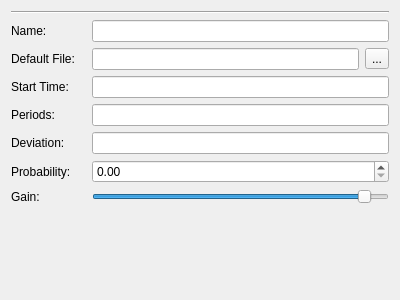
Before: the Qt Designer form src/pgta_composer/forms/PGTAPropertiesView.ui in PGTA/PGTAComposer, drawn with Qt 5.
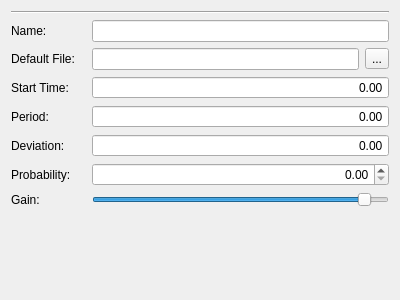
After: the same form once the commit is applied.

Commit message:
UI cleanup and some bounds checking
- Need to make sure bond checking is consistent with what the engine
requires

```diff
--- a/src/pgta_composer/forms/PGTAPropertiesView.ui
+++ b/src/pgta_composer/forms/PGTAPropertiesView.ui
@@ -107,7 +107,23 @@
            </widget>
           </item>
           <item>
-           <widget class="QLineEdit" name="EditStartTime"/>
+           <widget class="QDoubleSpinBox" name="EditStartTime">
+            <property name="sizePolicy">
+             <sizepolicy hsizetype="Expanding" vsizetype="Fixed">
+              <horstretch>0</horstretch>
+              <verstretch>0</verstretch>
+             </sizepolicy>
+            </property>
+            <property name="alignment">
+             <set>Qt::AlignRight|Qt::AlignTrailing|Qt::AlignVCenter</set>
+            </property>
+            <property name="buttonSymbols">
+             <enum>QAbstractSpinBox::NoButtons</enum>
+            </property>
+            <property name="maximum">
+             <double>100.000000000000000</double>
+            </property>
+           </widget>
           </item>
          </layout>
         </item>
@@ -122,12 +138,25 @@
              </size>
             </property>
             <property name="text">
-             <string>Periods:</string>
+             <string>Period:</string>
             </property>
            </widget>
           </item>
           <item>
-           <widget class="QLineEdit" name="EditPeriod"/>
+           <widget class="QDoubleSpinBox" name="EditPeriod">
+            <property name="sizePolicy">
+             <sizepolicy hsizetype="Expanding" vsizetype="Fixed">
+              <horstretch>0</horstretch>
+              <verstretch>0</verstretch>
+             </sizepolicy>
+            </property>
+            <property name="alignment">
+             <set>Qt::AlignRight|Qt::AlignTrailing|Qt::AlignVCenter</set>
+            </property>
+            <property name="buttonSymbols">
+             <enum>QAbstractSpinBox::NoButtons</enum>
+            </property>
+           </widget>
           </item>
          </layout>
         </item>
@@ -147,7 +176,20 @@
            </widget>
           </item>
           <item>
-           <widget class="QLineEdit" name="EditDeviation"/>
+           <widget class="QDoubleSpinBox" name="EditDeviation">
+            <property name="sizePolicy">
+             <sizepolicy hsizetype="Expanding" vsizetype="Fixed">
+              <horstretch>0</horstretch>
+              <verstretch>0</verstretch>
+             </sizepolicy>
+            </property>
+            <property name="alignment">
+             <set>Qt::AlignRight|Qt::AlignTrailing|Qt::AlignVCenter</set>
+            </property>
+            <property name="buttonSymbols">
+             <enum>QAbstractSpinBox::NoButtons</enum>
+            </property>
+           </widget>
           </item>
          </layout>
         </item>
@@ -174,6 +216,9 @@
               <verstretch>0</verstretch>
              </sizepolicy>
             </property>
+            <property name="alignment">
+             <set>Qt::AlignRight|Qt::AlignTrailing|Qt::AlignVCenter</set>
+            </property>
             <property name="maximum">
              <double>1.000000000000000</double>
             </property>
```
The commit also changes 2 other files.
